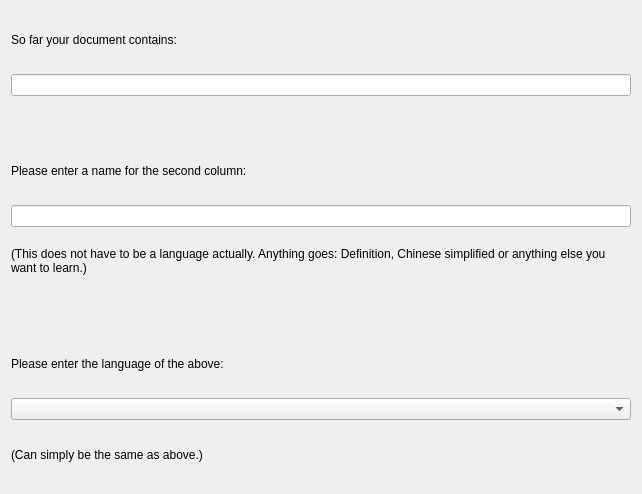
Above: kvoctrain/newdocument-wizard/secondidentifierlanguagepage.ui from KDE/parley before the change. Below: the same form after it.
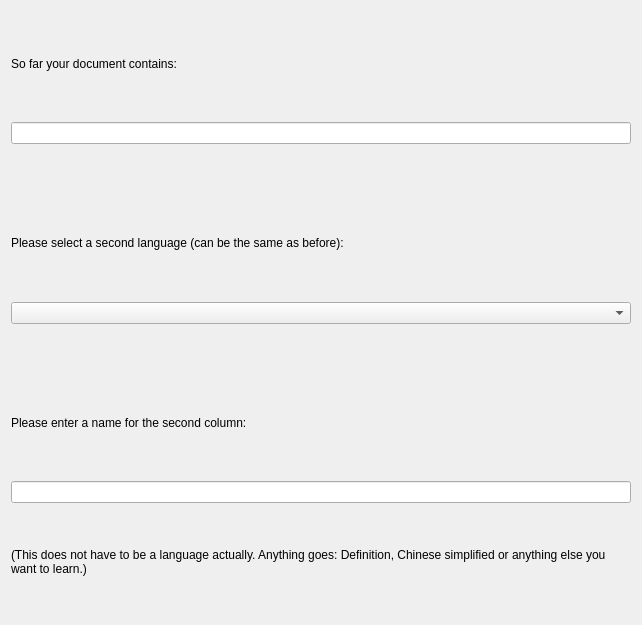
That is the form after the change.

Commit message: Improve identifier dialog by putting language on top.

What changed in the file:
```diff
--- a/kvoctrain/newdocument-wizard/secondidentifierlanguagepage.ui
+++ b/kvoctrain/newdocument-wizard/secondidentifierlanguagepage.ui
@@ -6,7 +6,7 @@
     <x>0</x>
     <y>0</y>
     <width>642</width>
-    <height>494</height>
+    <height>625</height>
    </rect>
   </property>
   <property name="windowTitle" >
@@ -43,6 +43,32 @@
      </property>
     </spacer>
    </item>
+   <item>
+    <widget class="QLabel" name="label_2" >
+     <property name="text" >
+      <string>Please select a second language (can be the same as before):</string>
+     </property>
+    </widget>
+   </item>
+   <item>
+    <widget class="QComboBox" name="languageComboBox" />
+   </item>
+   <item>
+    <spacer>
+     <property name="orientation" >
+      <enum>Qt::Vertical</enum>
+     </property>
+     <property name="sizeType" >
+      <enum>QSizePolicy::Fixed</enum>
+     </property>
+     <property name="sizeHint" >
+      <size>
+       <width>20</width>
+       <height>40</height>
+      </size>
+     </property>
+    </spacer>
+   </item>
    <item>
     <widget class="QLabel" name="label" >
      <property name="text" >
@@ -66,39 +92,6 @@
      </property>
     </widget>
    </item>
-   <item>
-    <spacer>
-     <property name="orientation" >
-      <enum>Qt::Vertical</enum>
-     </property>
-     <property name="sizeType" >
-      <enum>QSizePolicy::Fixed</enum>
-     </property>
-     <property name="sizeHint" >
-      <size>
-       <width>20</width>
-       <height>40</height>
-      </size>
-     </property>
-    </spacer>
-   </item>
-   <item>
-    <widget class="QLabel" name="label_2" >
-     <property name="text" >
-      <string>Please enter the language of the above:</string>
-     </property>
-    </widget>
-   </item>
-   <item>
-    <widget class="QComboBox" name="languageComboBox" />
-   </item>
-   <item>
-    <widget class="QLabel" name="label_4" >
-     <property name="text" >
-      <string>(Can simply be the same as above.)</string>
-     </property>
-    </widget>
-   </item>
   </layout>
  </widget>
  <resources/>
```
The commit also changes 1 other file.
